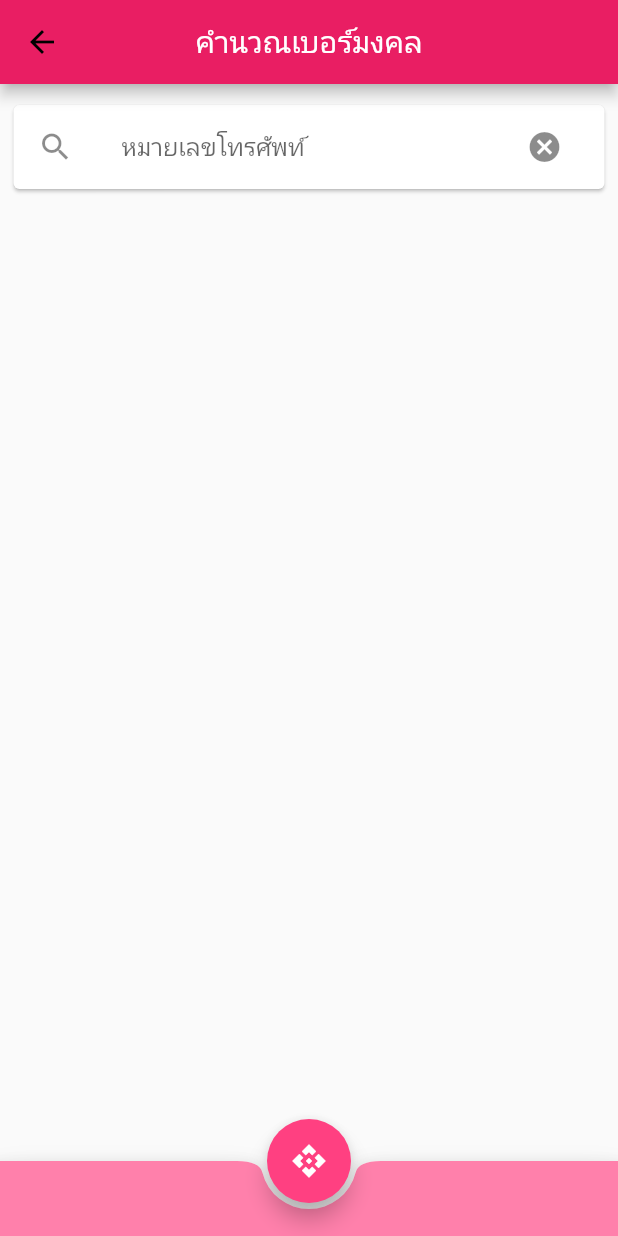
After one commit to jirutbk/TeleMiPhone, a Flutter app: the PhoneNumberPage screen opened directly, after a tap on the "cancel" icon, on a phone screen of 412 x 824 dp. The commit adds this screen. Run offline on Flutter 3.47's test engine with Material 2 defaults, Android fonts, the phone set to English and light mode, and no system bars.

Commit message:
add phoneNumberPage.dart

```diff
--- a/lib/main.dart
+++ b/lib/main.dart
@@ -1,5 +1,6 @@
 import 'package:flutter/material.dart';
 import 'package:telemiphone/magicNumberList.dart';
+import 'package:telemiphone/phoneNumberPage.dart';
 //import 'package:telemiphone/splashScreen.dart';
 
 void main() {
@@ -72,7 +73,9 @@ class _MainScreen extends State<MainScreen> {
                     color: Colors.pinkAccent,
                   ),
                 )),
-            ListTile(title: Text('หมายเลขโทรศัพท์'), onTap: () {}),
+            ListTile(title: Text('หมายเลขโทรศัพท์'), onTap: () {Navigator.pop(context);
+                Navigator.push(context,
+                    MaterialPageRoute(builder: (context) => PhoneNumberPage()));}),
             ListTile(
               title: Text('เลขทะเบียนรถ'),
               onTap: () {},
--- /dev/null
+++ b/lib/phoneNumberPage.dart
@@ -0,0 +1,120 @@
+import 'package:flutter/material.dart';
+import 'dart:convert';
+import 'package:flutter/services.dart';
+
+class PhoneNumberPage extends StatefulWidget {
+  @override
+  _PhoneNumberPageState createState() => _PhoneNumberPageState();
+}
+
+class _PhoneNumberPageState extends State<PhoneNumberPage> {
+  List _items = [];
+  List _searchResult = [];
+  final myController = TextEditingController();
+
+  _PhoneNumberPageState() {
+    this.readJson();
+  }
+
+  // Fetch content from the json file
+  Future<void> readJson() async {
+    final String response =
+        await rootBundle.loadString('assets/MagicNumber.json');
+    final data = await json.decode(response);
+    setState(() {
+      _items = data["number"];
+    });
+  }
+
+  onSearchPressed() async {
+    _searchResult.clear();
+    if (myController.text.isEmpty) {
+      _searchResult.clear();
+      setState(() {});
+      return;
+    }
+    _items.forEach((item) {
+      if (item["num"].contains(myController.text)) _searchResult.add(item);
+    });
+
+    setState(() {});
+  }
+
+  Widget build(BuildContext context) {
+    return Scaffold(
+        appBar: AppBar(
+          centerTitle: true,
+          title: Text('คำนวณเบอร์มงคล', style: TextStyle(color: Colors.white)),
+          backgroundColor: Colors.pink,
+        ),
+        body: GestureDetector(  //ใช้ตรวจสอบการแตะหน้าจอ
+            behavior: HitTestBehavior.opaque,
+            onTap: () {
+              FocusScope.of(context).requestFocus(new FocusNode()); //ใช้ hide keyboard
+            },
+            child: Scrollbar(
+              child: Padding(
+                padding: const EdgeInsets.fromLTRB(5, 10, 5, 10),
+                child: Column(
+                  children: [
+                    Card(
+                      child: ListTile(
+                        leading: Icon(Icons.search),
+                        title: TextField(
+                          controller: myController,
+                          keyboardType: TextInputType.number,
+                          decoration: InputDecoration(
+                              hintText: 'หมายเลขโทรศัพท์', border: InputBorder.none),
+                        ),
+                        trailing: IconButton(
+                          icon: Icon(Icons.cancel),
+                          onPressed: () {
+                            myController.clear();
+                            onSearchPressed();
+                          },
+                        ),
+                      ),
+                    ),
+
+                    // Display the data loaded from sample.json
+                    _items.length > 0
+                        ? Expanded(
+                            child: ListView.builder(
+                              itemCount: _searchResult.length,
+                              itemBuilder: (context, index) {
+                                return Card(
+                                  margin: EdgeInsets.all(10),
+                                  child: ListTile(
+                                    leading: Text(_searchResult[index]["num"]),
+                                    title: Text(_searchResult[index]["title"]),
+                                    subtitle: Text(
+                                        _searchResult[index]["description"]),
+                                  ),
+                                );
+                              },
+                            ),
+                          )
+                        : Container()
+                  ],
+                ),
+              ),
+            )),     extendBody: true,
+      bottomNavigationBar: BottomAppBar(
+        clipBehavior: Clip.antiAlias,
+        shape: const CircularNotchedRectangle(),
+        child: Container(
+          color: Colors.pinkAccent[100],
+          height: 50.0,
+        ),
+      ),
+      floatingActionButton: FloatingActionButton(
+        backgroundColor: Colors.pinkAccent,
+        onPressed: onSearchPressed,
+        child: Icon(
+          Icons.api_sharp,
+          color: Colors.white,
+        ),
+      ),
+      floatingActionButtonLocation: FloatingActionButtonLocation.centerDocked,);
+  }
+}
```
